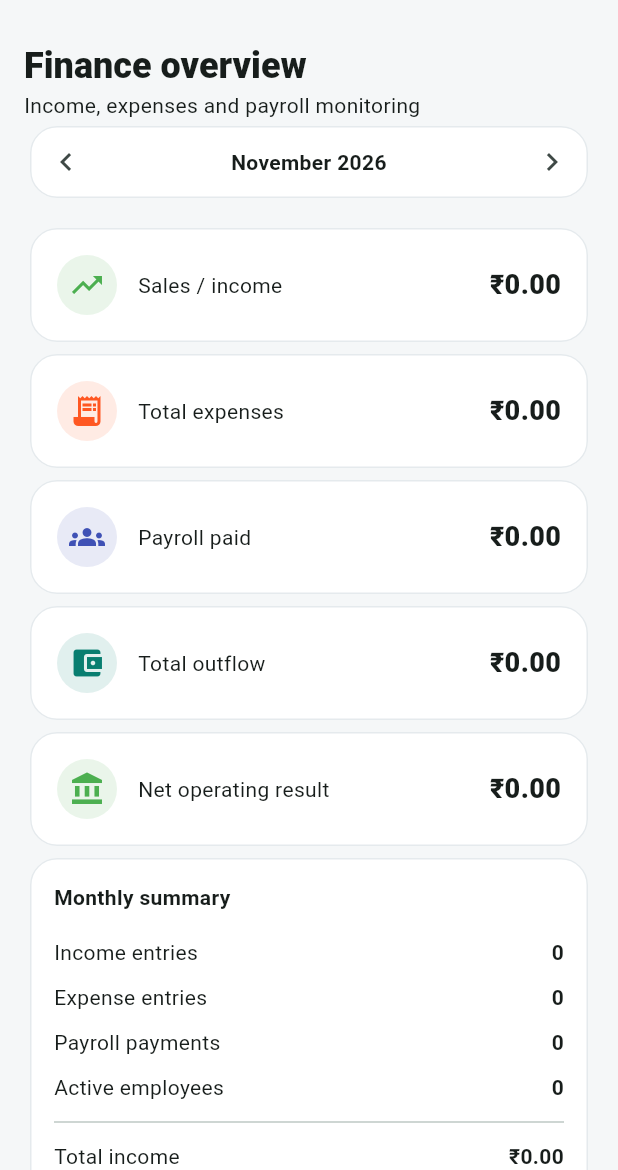
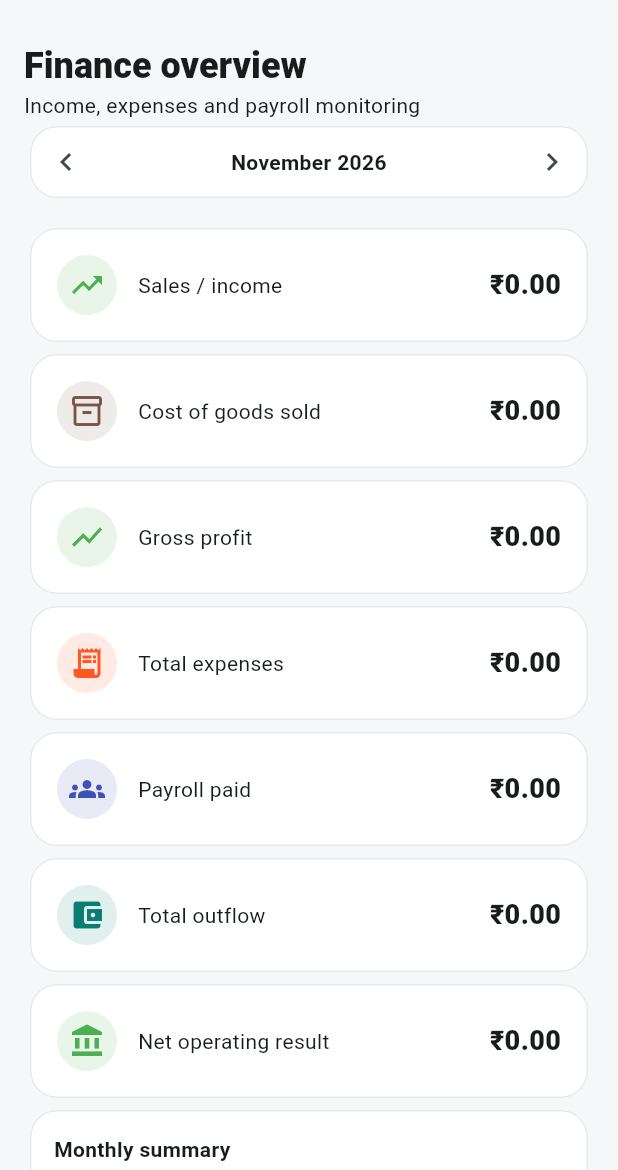
Before and after one commit to NaurasShaji/Billit_Finance_Only, a Flutter app: the DashboardScreen screen opened directly, on a phone screen of 412 x 824 dp, the part 66-1236 px from its top. Run offline on Flutter 3.47's test engine with Material 3 defaults, Android fonts, the phone set to English and light mode, and no system bars; our stand-ins replace file_picker, flutter_secure_storage, flutter_svg, google_sign_in, pdf, share_plus and 1 more; missing offline and left inert: googleapis; accounts and stored records are empty.

Commit message:
Calculate gross and net operating profit using sales costs

```diff
--- a/lib/screens/dashboard_screen.dart
+++ b/lib/screens/dashboard_screen.dart
@@ -42,7 +42,9 @@ class _DashboardScreenState extends State<DashboardScreen> {
   double get expenseTotal => expenses.fold(0, (sum, e) => sum + e.amount);
   double get payrollTotal => payroll.fold(0, (sum, e) => sum + e.amount);
   double get incomeTotal => income.fold(0, (sum, e) => sum + e.amount);
-  double get netProfit => incomeTotal - expenseTotal - payrollTotal;
+  double get costOfGoodsSold => income.fold(0, (sum, e) => sum + e.costAmount);
+  double get grossProfit => incomeTotal - costOfGoodsSold;
+  double get netProfit => grossProfit - expenseTotal - payrollTotal;
   @override
   Widget build(BuildContext context) => Scaffold(
     appBar: AppBar(title: const BrandHeader(), actions: [IconButton(onPressed: load, icon: const Icon(Icons.refresh))]),
@@ -58,6 +60,8 @@ class _DashboardScreenState extends State<DashboardScreen> {
         ])),
         const SizedBox(height: 12),
         _metric('Sales / income', incomeTotal, Icons.trending_up, Colors.green),
+        _metric('Cost of goods sold', costOfGoodsSold, Icons.inventory_2_outlined, Colors.brown),
+        _metric('Gross profit', grossProfit, Icons.show_chart, grossProfit >= 0 ? Colors.green : Colors.red),
         _metric('Total expenses', expenseTotal, Icons.receipt_long, Colors.deepOrange),
         _metric('Payroll paid', payrollTotal, Icons.groups, Colors.indigo),
         _metric('Total outflow', expenseTotal + payrollTotal, Icons.account_balance_wallet, const Color(0xFF087E70)),
@@ -71,6 +75,8 @@ class _DashboardScreenState extends State<DashboardScreen> {
           _line('Active employees', '${employees.length}'),
           const Divider(),
           _line('Total income', FinanceCalculator.money(incomeTotal)),
+          _line('Cost of goods sold', FinanceCalculator.money(costOfGoodsSold)),
+          _line('Gross profit', FinanceCalculator.money(grossProfit)),
           _line('Total expenses', FinanceCalculator.money(expenseTotal)),
           _line('Net operating result', FinanceCalculator.money(netProfit)),
           _line('Total payroll', FinanceCalculator.money(payrollTotal)),
```
